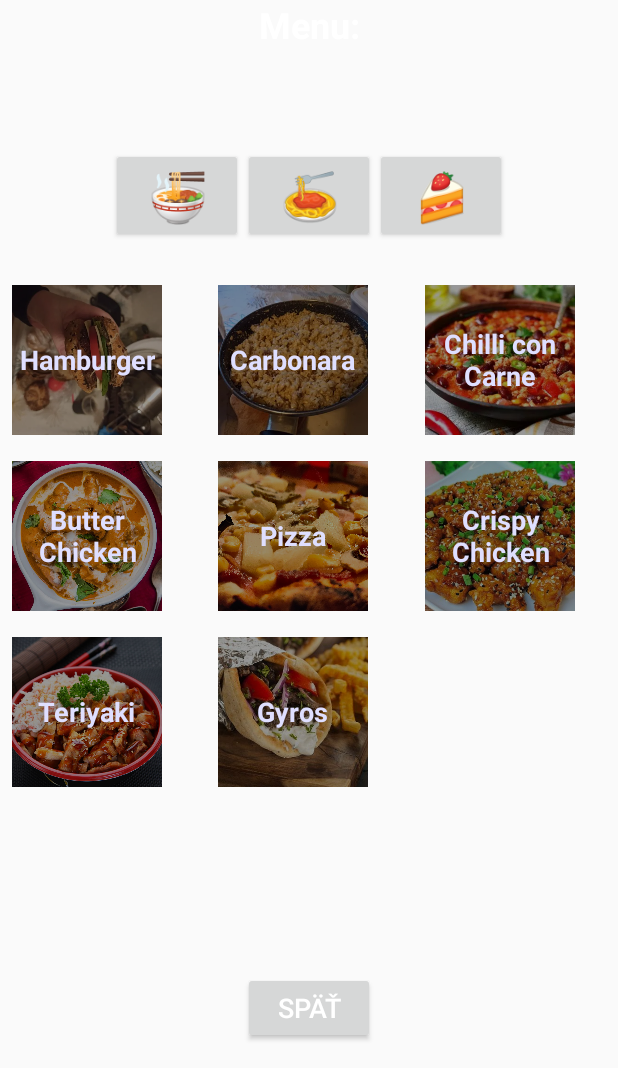
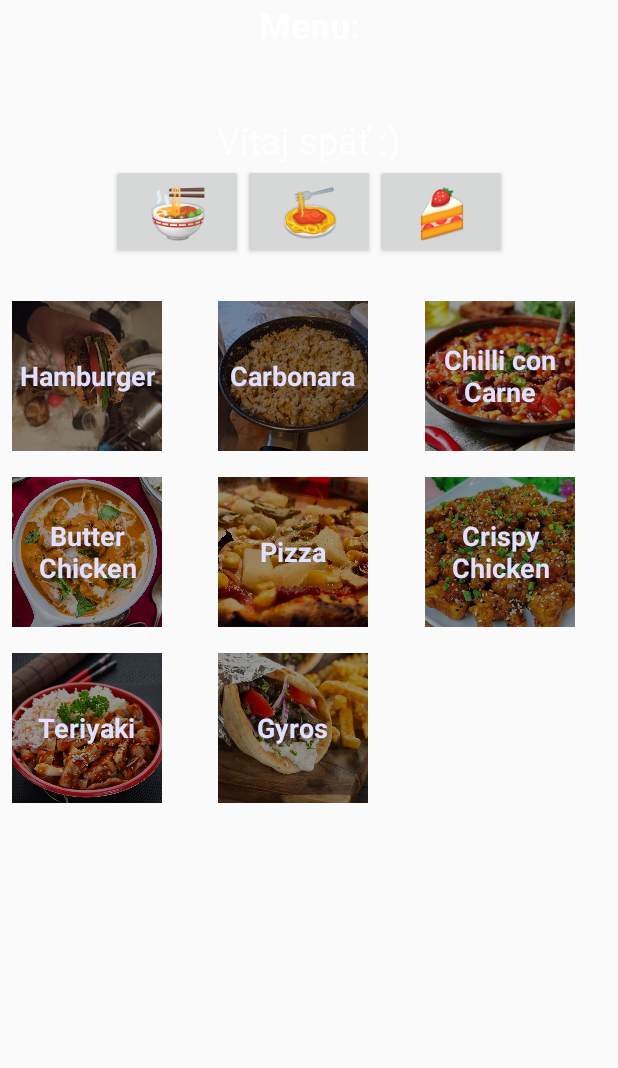
Before and after one commit to MarekDieska/Intrakove_recepty_z_lasky, an Android app: the screen it shows after launch (MainActivity), after a tap on an icon or button, on a phone screen of 412 x 824 dp, the part 168-1236 px from its top. Run offline under Robolectric (Android 15) with nearby library versions, the phone set to English and light mode, and no system bars; libraries missing offline, so code that uses them is left out: com.google.android.exoplayer2; plain views replace PlayerView; 13 statements that could not run were skipped; 3 other taps on this screen came first.

Commit message:
nova verzia Dojplatnicky
text si netreba vsimat, bude upraveny

```diff
--- a/Dvojplatnicka/app/src/main/java/com/example/dvojplatnicka/Adapter.java
+++ b/Dvojplatnicka/app/src/main/java/com/example/dvojplatnicka/Adapter.java
@@ -9,8 +9,10 @@
 import androidx.annotation.NonNull;
 import androidx.recyclerview.widget.RecyclerView;
 import java.util.List;
+import java.util.StringJoiner;
 
 public class Adapter extends RecyclerView.Adapter<Adapter.ViewHolder> {
+    public static String recipe;
     private List<Item> items;
     private OnItemClickListener listener;
 
@@ -60,11 +62,12 @@
 
             button.setImageResource(item.getImageResId());
             textView.setText(item.getText());
+            //System.out.println(item.getString());
 
             // Set OnClickListener for the ImageButton
             button.setOnClickListener(v -> {
                 if (listener != null) {
-                    listener.onItemClick(item);
+                    listener.onItemClick(item); // This should correctly pass the item
                 }
             });
 
--- a/Dvojplatnicka/app/src/main/java/com/example/dvojplatnicka/Item.java
+++ b/Dvojplatnicka/app/src/main/java/com/example/dvojplatnicka/Item.java
@@ -4,14 +4,14 @@
     private int imageResId;
     private String text;
     private int id;  // Optional: ID or any other identifier
-    private static String string;
+    private String recipe;
 
     // Constructor
-    public Item(int imageResId, String text, int id, String string) {
+    public Item(int imageResId, String text, int id, String recipe) {
         this.imageResId = imageResId;
         this.text = text;
         this.id = id;
-        this.string = string;
+        this.recipe = recipe;
     }
 
     // Getter and Setter for imageResId
@@ -41,11 +41,11 @@
         this.id = id;
     }
 
-    public String getString() {
-        return string;
+    public String getRecipe() {
+        return recipe;
     }
 
-    public void setString(String string) {
-        this.string = string;
+    public void setRecipe(String string) {
+        this.recipe = recipe;
     }
 }
--- a/Dvojplatnicka/app/src/main/java/com/example/dvojplatnicka/MainActivity.java
+++ b/Dvojplatnicka/app/src/main/java/com/example/dvojplatnicka/MainActivity.java
@@ -147,7 +147,6 @@
 
         // Update UI visibility
         recyclerView.setVisibility(View.VISIBLE);
-        buttonBack.setVisibility(View.VISIBLE);
     }
 
     public void handleBackButtonClick(View view) {
@@ -159,7 +158,7 @@
             View child = recyclerView.getChildAt(i);
             child.setVisibility(View.VISIBLE);
         }
-        textView.setText("");
+        textView.setText("Vítaj späť :)");
     }
 
     @Override
@@ -167,8 +166,8 @@
         // Hide all FrameLayouts
         recyclerView.setVisibility(View.GONE);
 
+        textView.setText(item.getRecipe());
         textView.setVisibility(View.VISIBLE);
-        textView.setText(item.getString());
 
         buttonBack.setVisibility(View.VISIBLE);
         findViewById(R.id.categoryGrid).setVisibility(View.GONE);
--- a/Dvojplatnicka/app/src/main/res/layout/activity_main.xml
+++ b/Dvojplatnicka/app/src/main/res/layout/activity_main.xml
@@ -19,7 +19,8 @@
         android:layout_width="match_parent"
         android:layout_height="match_parent"
         android:layout_below="@id/player_view"
-        android:fillViewport="true">
+        android:fillViewport="true"
+        android:layout_marginBottom="70dp">
 
         <LinearLayout
             android:layout_width="match_parent"
@@ -55,7 +56,7 @@
                     android:layout_height="wrap_content"
                     android:text="Vyber si na čo máš dneska chuť, ináč povedané, suroviny :)"
                     android:textColor="@android:color/white"
-                    android:textSize="16sp"
+                    android:textSize="24sp"
                     android:textStyle="normal"
                     app:layout_constraintTop_toBottomOf="@id/textViewHeader"
                     app:layout_constraintStart_toStartOf="parent"
```
